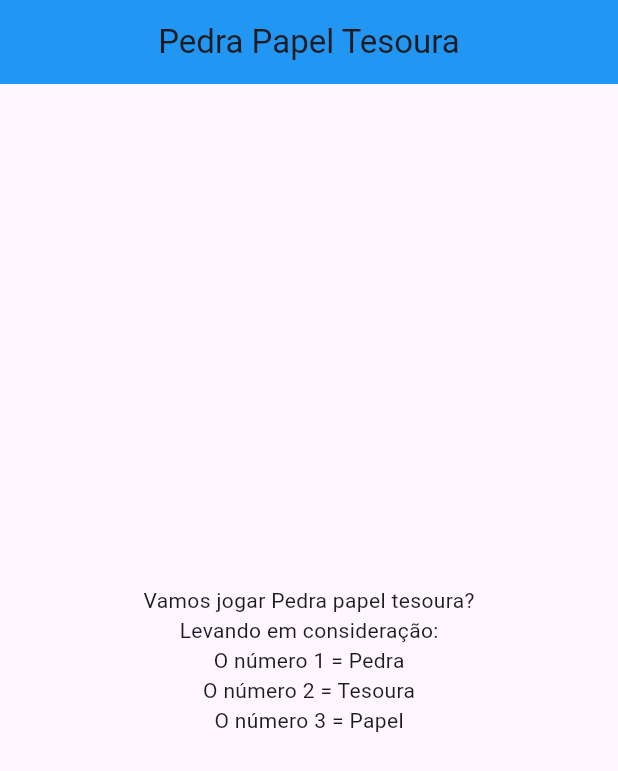
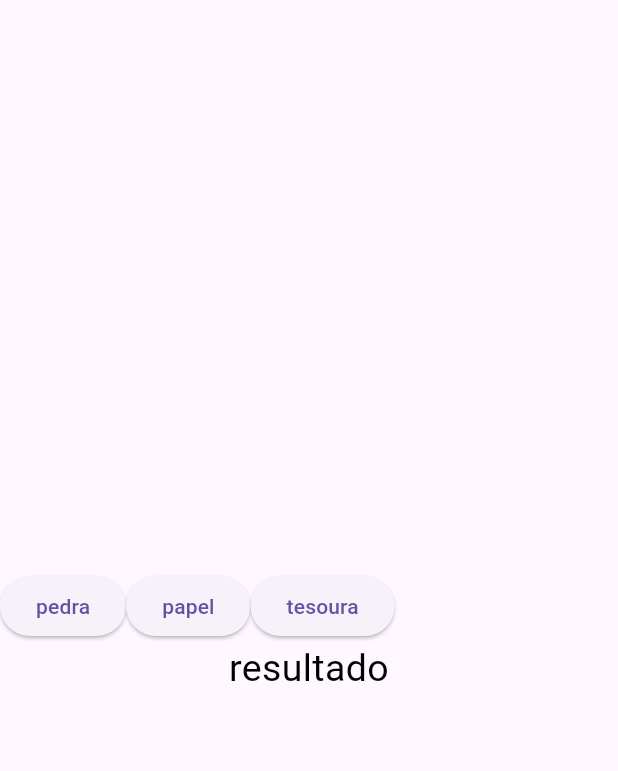
Before and after one commit to PandaDev1994/pedra_papel_tesoura, a Flutter app: the screen it shows after launch, on a phone screen of 412 x 824 dp. Shown: the top 771 px of the screen. Run offline on Flutter 3.47's test engine with Material 3 defaults, Android fonts, the phone set to English and light mode, and no system bars.

Commit message:
finalização do jogo Pedra Papel Tesoura

```diff
--- a/lib/home.dart
+++ b/lib/home.dart
@@ -4,36 +4,64 @@ class Home extends StatefulWidget {
   const Home({super.key});
 
   @override
-  State<Home> createState() => HomeState();
+  State<Home> createState() => _HomeState();
 }
 
-class HomeState extends State<Home> {
+// lista de escolhas do usuário
+final List<String> opcoes = ['pedra', 'papel', 'tesoura'];
+
+class _HomeState extends State<Home> {
+  // string que será usada para mostrar o resultado do jogo
+  String resultado = '';
+
   @override
   Widget build(BuildContext context) {
     return Scaffold(
-      appBar: AppBar(
-        title: const Text(
-          'Pedra Papel Tesoura',
-        ),
-        centerTitle: true,
-        backgroundColor: Colors.blue,
-      ),
       body: Column(
         mainAxisAlignment: MainAxisAlignment.center,
         crossAxisAlignment: CrossAxisAlignment.center,
         children: [
-          Row(),
-          text('Vamos jogar Pedra papel tesoura?'),
-          text('Levando em consideração:'),
-          text('O número 1 = Pedra'),
-          text('O número 2 = Tesoura'),
-          text('O número 3 = Papel')
+          const SizedBox(
+            height: 20,
+          ),
+          Row(
+            children: opcoes.map((opcao) {
+              return ElevatedButton(
+                  onPressed: () => jogar(opcao), child: Text(opcao));
+            }).toList(),
+          ),
+          Text(
+            'resultado $resultado',
+            textAlign: TextAlign.center,
+            style: const TextStyle(
+              color: Colors.black,
+              fontSize: 25,
+            ),
+          ),
         ],
       ),
     );
   }
 
-  Text text(String text) {
-    return Text(text);
+  void jogar(String usuario) {
+    String escolhaApp = opcoes[(DateTime.now().millisecond % 3)];
+
+    // criando uma varivel para receber o resultado do jogo
+    String resultadoJogo;
+
+    if (usuario == escolhaApp) {
+      resultadoJogo = 'empate';
+    } else if ((usuario == 'pedra' && escolhaApp == 'tesoura') ||
+        (usuario == 'tesoura' && escolhaApp == 'papel') ||
+        (usuario == 'papel' && escolhaApp == 'pedra')) {
+      resultadoJogo = 'Você venceu';
+    } else {
+      resultadoJogo = 'Você perdeu';
+    }
+
+    setState(() {
+      // passando o resultado do jogo para minha variavel que será apresentada em meu text
+      resultado = 'Você: $usuario\nMaquina: $escolhaApp\n$resultadoJogo';
+    });
   }
 }
```
